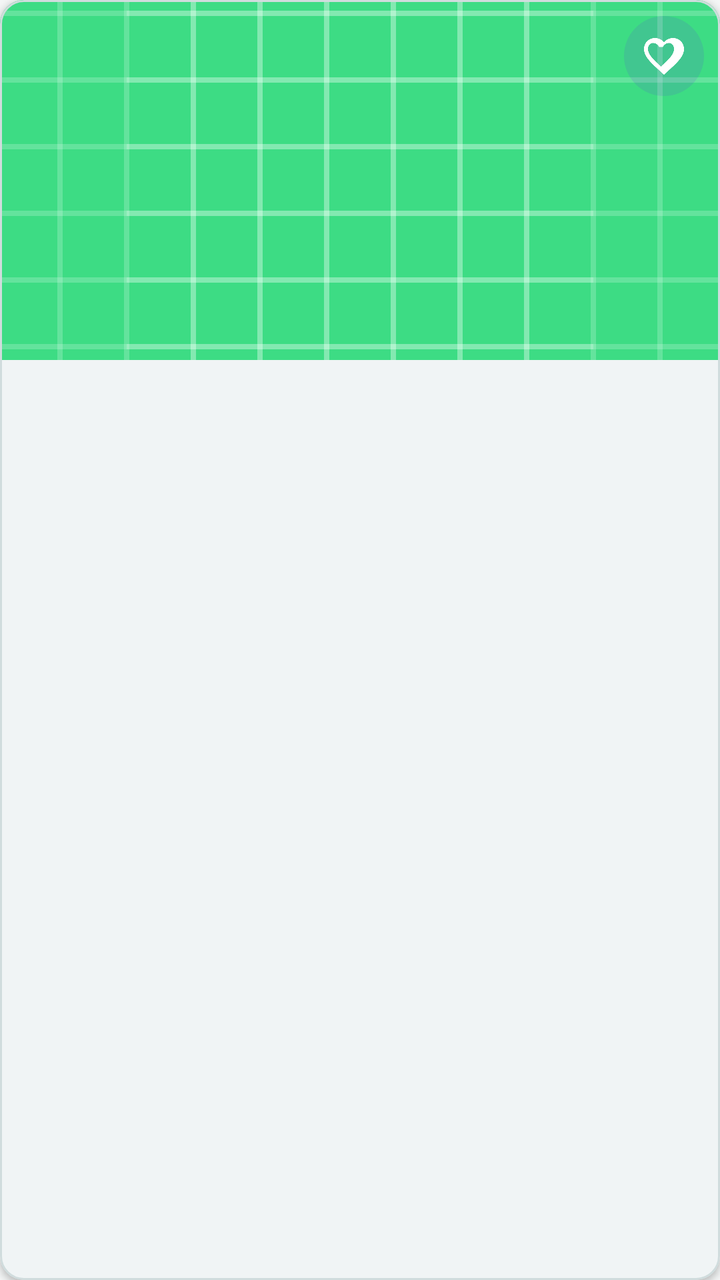
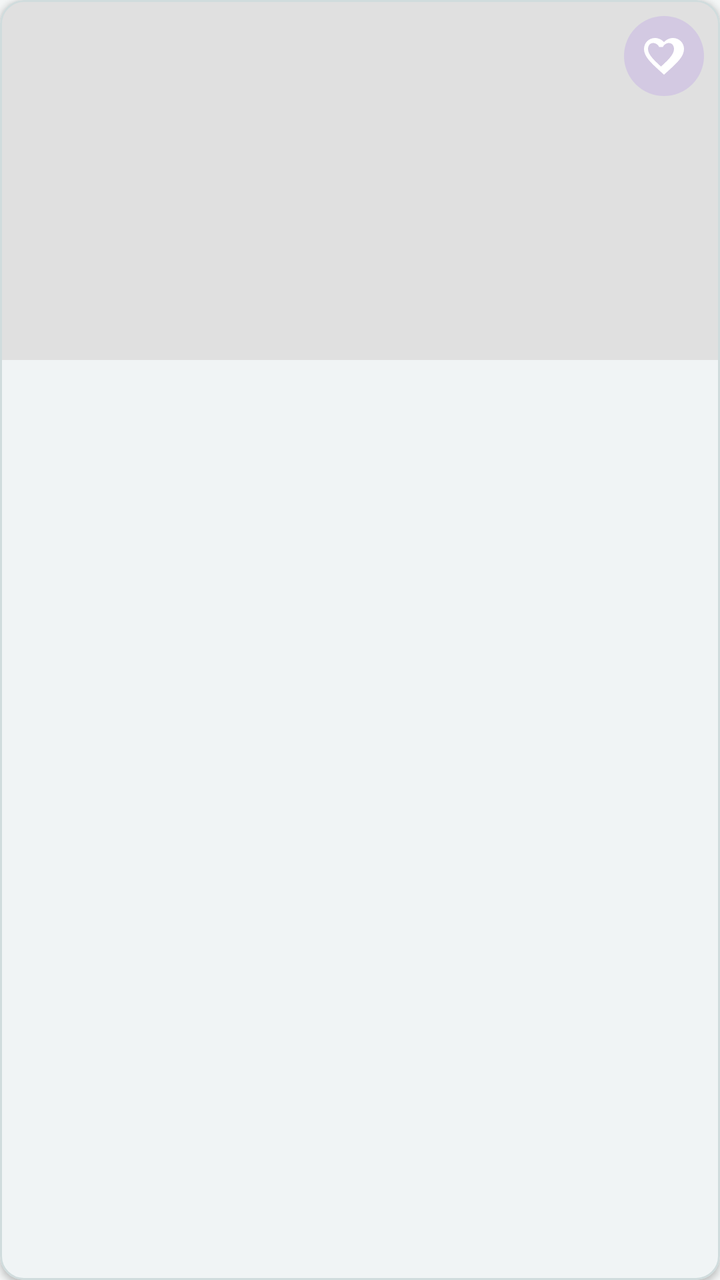

Screens rendered from an Android XML layout before and after an edit, with the pre-edit source and the edit as a unified diff.
<!-- AndroidManifest.xml: application theme Theme.DA1ANDROIDNATIVE -->
<!-- res/layout/item_activity.xml -->
<?xml version="1.0" encoding="utf-8"?>
<com.google.android.material.card.MaterialCardView 
    xmlns:android="http://schemas.android.com/apk/res/android"
    xmlns:app="http://schemas.android.com/apk/res-auto"
    android:id="@+id/activityCard"
    android:layout_width="match_parent"
    android:layout_height="wrap_content"
    android:layout_margin="8dp"
    app:cardCornerRadius="12dp"
    app:cardElevation="2dp">

    <androidx.constraintlayout.widget.ConstraintLayout
        android:layout_width="match_parent"
        android:layout_height="wrap_content">

        <ImageView
            android:id="@+id/activityImage"
            android:layout_width="0dp"
            android:layout_height="180dp"
            android:scaleType="centerCrop"
            android:src="@drawable/ic_launcher_background"
            app:layout_constraintEnd_toEndOf="parent"
            app:layout_constraintStart_toStartOf="parent"
            app:layout_constraintTop_toTopOf="parent" />

        <ImageButton
            android:id="@+id/btnFavorite"
            android:layout_width="40dp"
            android:layout_height="40dp"
            android:layout_marginTop="8dp"
            android:layout_marginEnd="8dp"
            android:background="@drawable/bg_badge_primary"
            android:contentDescription="Favorito"
            android:padding="8dp"
            android:src="@drawable/ic_favorite_border"
            app:layout_constraintEnd_toEndOf="parent"
            app:layout_constraintTop_toTopOf="parent"
            app:tint="@android:color/white" />

        <TextView
            android:id="@+id/badgePriceChange"
            android:layout_width="wrap_content"
            android:layout_height="wrap_content"
            android:layout_marginStart="8dp"
            android:layout_marginTop="8dp"
            android:background="@drawable/bg_badge_primary"
            android:paddingHorizontal="8dp"
            android:paddingVertical="4dp"
            android:text="¡Precio nuevo!"
            android:textColor="@android:color/white"
            android:textSize="10sp"
            android:textStyle="bold"
            android:visibility="gone"
            app:layout_constraintStart_toStartOf="parent"
            app:layout_constraintTop_toTopOf="parent" />
			
		<TextView
			android:id="@+id/badgeFeatured"
			android:layout_width="wrap_content"
			android:layout_height="wrap_content"
			android:layout_marginStart="8dp"
			android:layout_marginEnd="8dp"
			android:background="@color/white"
			android:paddingHorizontal="8dp"
			android:paddingVertical="4dp"
			android:text="Destacada"
			android:textColor="?attr/colorPrimary"
			android:textSize="10sp"
			android:textStyle="bold"
			android:visibility="gone"
			app:layout_constraintStart_toStartOf="parent"
			app:layout_constraintTop_toTopOf="@id/btnFavorite"
			app:layout_constraintBottom_toBottomOf="@id/btnFavorite" />

        <LinearLayout
            android:layout_width="0dp"
            android:layout_height="wrap_content"
            android:orientation="vertical"
            android:padding="12dp"
            app:layout_constraintBottom_toBottomOf="parent"
            app:layout_constraintEnd_toEndOf="parent"
            app:layout_constraintStart_toStartOf="parent"
            app:layout_constraintTop_toBottomOf="@id/activityImage">

            <TextView
                android:id="@+id/activityTitle"
                android:layout_width="match_parent"
                android:layout_height="wrap_content"
                android:textAppearance="@style/TextAppearance.Material3.TitleLarge"
                android:textColor="?attr/colorPrimaryVariant"
                android:textStyle="bold" />

            <TextView
                android:id="@+id/activityDestination"
                android:layout_width="match_parent"
                android:layout_height="wrap_content"
                android:layout_marginTop="8dp"
                android:textSize="14sp"
                android:textStyle="bold" />

            <LinearLayout
                android:layout_width="match_parent"
                android:layout_height="wrap_content"
                android:layout_marginTop="8dp"
                android:orientation="horizontal">

                <TextView
                    android:id="@+id/activityCategory"
                    android:layout_width="0dp"
                    android:layout_height="wrap_content"
                    android:layout_weight="1"
                    android:textSize="12sp" />

                <TextView
                    android:id="@+id/activityDuration"
                    android:layout_width="0dp"
                    android:layout_height="wrap_content"
                    android:layout_weight="1"
                    android:textSize="12sp" />

            </LinearLayout>

            <LinearLayout
                android:layout_width="match_parent"
                android:layout_height="wrap_content"
                android:layout_marginTop="8dp"
                android:orientation="horizontal">

                <TextView
                    android:id="@+id/activityPrice"
                    android:layout_width="0dp"
                    android:layout_height="wrap_content"
                    android:layout_weight="1"
                    android:textColor="?attr/colorPrimaryVariant"
                    android:textSize="14sp"
                    android:textStyle="bold" />

                <TextView
                    android:id="@+id/activitySpots"
                    android:layout_width="0dp"
                    android:layout_height="wrap_content"
                    android:layout_weight="1"
                    android:textSize="12sp" />

            </LinearLayout>
        </LinearLayout>
    </androidx.constraintlayout.widget.ConstraintLayout>
</com.google.android.material.card.MaterialCardView>
<!-- resources referenced by this layout -->
<resources>
  <color name="white">#FFFFFFFF</color>
  <!-- drawable bg_badge_primary (drawable) -->
  <?xml version="1.0" encoding="utf-8"?>
  <shape xmlns:android="http://schemas.android.com/apk/res/android" android:shape="rectangle">
      <solid android:color="#1A6200EE" />
      <corners android:radius="999dp" />
  </shape>
  <!-- drawable ic_favorite_border (drawable) -->
  <vector xmlns:android="http://schemas.android.com/apk/res/android"
      android:width="24dp"
      android:height="24dp"
      android:viewportWidth="24"
      android:viewportHeight="24">
      <path
          android:fillColor="@android:color/white"
          android:pathData="M16.5,3c-1.74,0 -3.41,0.81 -4.5,2.09C10.91,3.81 9.24,3 7.5,3C4.42,3 2,5.42 2,8.5c0,3.78 3.4,6.86 8.55,11.54L12,21.35l1.45,-1.32C18.6,15.36 22,12.28 22,8.5C22,5.42 19.58,3 16.5,3zm-4.4,15.55l-0.1,0.1l-0.1,-0.1C7.14,14.24 4,11.39 4,8.5c0,-1.74 1.1,-3 2.5,-3c1.32,0 2.59,0.84 3.05,2.01h1.9c0.46,-1.17 1.73,-2.01 3.05,-2.01c1.4,0 2.5,1.26 2.5,3c0,2.89 -3.14,5.74 -7.9,10.05z"/>
  </vector>
  <!-- drawable ic_launcher_background: vector/xml drawable (drawable, 4866 chars, omitted) -->
  <style name="Theme.DA1ANDROIDNATIVE" parent="Theme.Material3.Light.NoActionBar">
          <item name="colorPrimary">@color/teal_primary</item>
          <item name="colorPrimaryVariant">@color/teal_dark</item>
          <item name="colorOnPrimary">@color/white</item>
          <item name="colorPrimaryContainer">@color/white</item>
          <item name="colorOnPrimaryContainer">@color/teal_primary</item>
  
          <item name="colorSecondary">@color/teal_primary</item>
          <item name="colorSecondaryVariant">@color/white</item>
          <item name="colorOnSecondary">@color/white</item>
          <item name="colorSecondaryContainer">@color/white</item>
          <item name="colorOnSecondaryContainer">@color/text_primary</item>
  
          <item name="colorTertiary">@color/white</item>
          <item name="colorOnTertiary">@color/white</item>
          <item name="colorTertiaryContainer">@color/white</item>
          <item name="colorOnTertiaryContainer">@color/text_primary</item>
  
          <item name="colorSurface">@color/surface</item>
          <item name="colorOnSurface">@color/text_primary</item>
          <item name="colorSurfaceVariant">@color/white</item>
          <item name="colorOnSurfaceVariant">@color/text_secondary</item>
          <item name="colorSurfaceContainer">@color/white</item>
          <item name="colorSurfaceContainerHigh">@color/white</item>
          <item name="colorSurfaceContainerHighest">@color/white</item>
          <item name="colorSurfaceContainerLow">#FFF4F8F8</item>
          <item name="colorSurfaceContainerLowest">@color/surface</item>
  
          <item name="android:colorBackground">@color/background</item>
          <item name="colorOnBackground">@color/text_primary</item>
          <item name="android:statusBarColor">@color/teal_dark</item>
  
          <item name="colorOutline">@color/text_secondary</item>
          <item name="colorOutlineVariant">#FFD0DCDD</item>
      </style>
  <color name="teal_primary">#FF2F6F73</color>
  <color name="teal_dark">#FF255A5E</color>
  <color name="text_primary">#FF1F2A2B</color>
  <color name="surface">#FFFFFFFF</color>
  <color name="text_secondary">#FF5F6F70</color>
  <color name="background">#FFF4F6F6</color>
</resources>

<!-- the commit's change to res/layout/item_activity.xml (unified diff, before → after) -->
@@ -18,7 +18,7 @@
             android:layout_width="0dp"
             android:layout_height="180dp"
             android:scaleType="centerCrop"
-            android:src="@drawable/ic_launcher_background"
+            android:src="@drawable/image_placeholder"
             app:layout_constraintEnd_toEndOf="parent"
             app:layout_constraintStart_toStartOf="parent"
             app:layout_constraintTop_toTopOf="parent" />
<!-- resource entries referenced after the edit -->
@@ -17,7 +17,12 @@
           android:fillColor="@android:color/white"
           android:pathData="M16.5,3c-1.74,0 -3.41,0.81 -4.5,2.09C10.91,3.81 9.24,3 7.5,3C4.42,3 2,5.42 2,8.5c0,3.78 3.4,6.86 8.55,11.54L12,21.35l1.45,-1.32C18.6,15.36 22,12.28 22,8.5C22,5.42 19.58,3 16.5,3zm-4.4,15.55l-0.1,0.1l-0.1,-0.1C7.14,14.24 4,11.39 4,8.5c0,-1.74 1.1,-3 2.5,-3c1.32,0 2.59,0.84 3.05,2.01h1.9c0.46,-1.17 1.73,-2.01 3.05,-2.01c1.4,0 2.5,1.26 2.5,3c0,2.89 -3.14,5.74 -7.9,10.05z"/>
   </vector>
-  <!-- drawable ic_launcher_background: vector/xml drawable (drawable, 4866 chars, omitted) -->
+  <!-- drawable image_placeholder (drawable) -->
+  <?xml version="1.0" encoding="utf-8"?>
+  <shape xmlns:android="http://schemas.android.com/apk/res/android"
+      android:shape="rectangle">
+      <solid android:color="@color/gray_300" />
+  </shape>
   <style name="Theme.DA1ANDROIDNATIVE" parent="Theme.Material3.Light.NoActionBar">
           <item name="colorPrimary">@color/teal_primary</item>
           <item name="colorPrimaryVariant">@color/teal_dark</item>
@@ -53,6 +58,7 @@
           <item name="colorOutline">@color/text_secondary</item>
           <item name="colorOutlineVariant">#FFD0DCDD</item>
       </style>
+  <color name="gray_300">#FFE0E0E0</color>
   <color name="teal_primary">#FF2F6F73</color>
   <color name="teal_dark">#FF255A5E</color>
   <color name="text_primary">#FF1F2A2B</color>
